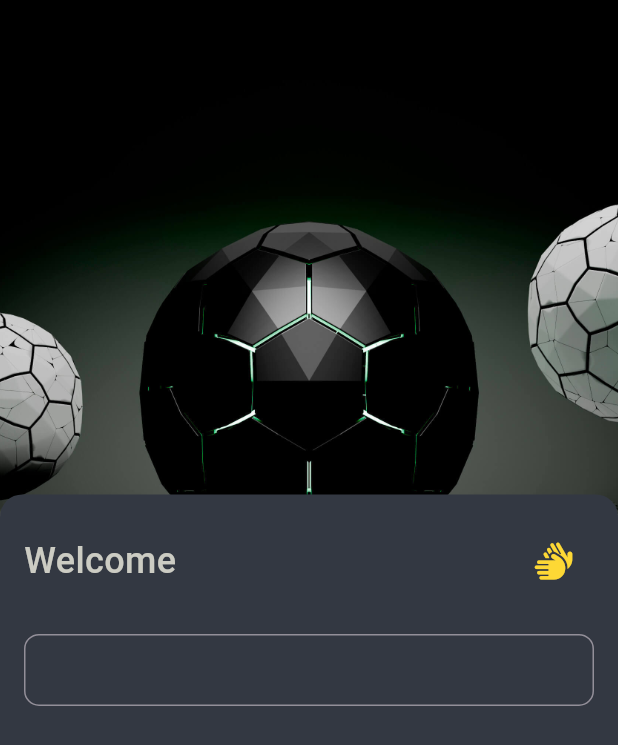
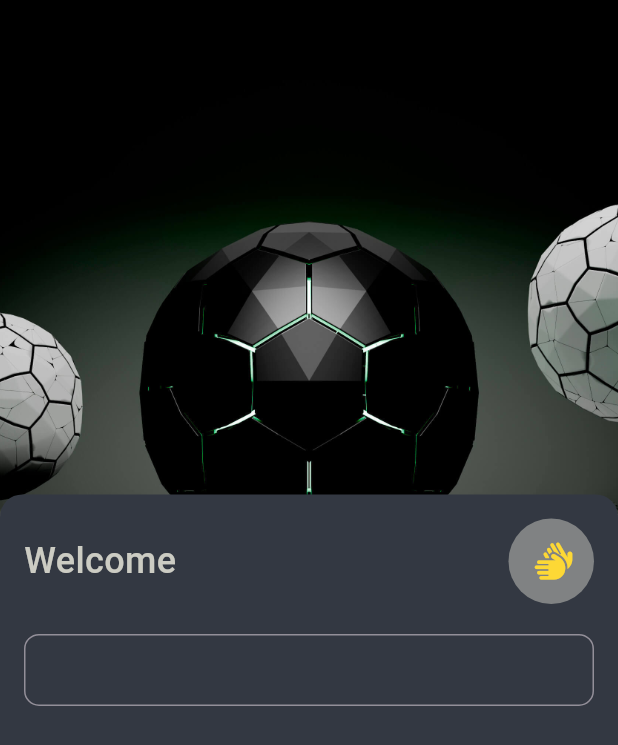
Before and after one commit to hafedh049/footy_shorts, a Flutter app: the screen it shows after launch, on a phone screen of 412 x 824 dp. Shown: the top 745 px of the screen. Run offline on Flutter 3.47's test engine with Material 3 defaults, Android fonts, the light colour scheme and no system bars; drawn by our look-alikes of carousel_slider; our stand-ins replace firebase_auth, firebase_core, flutter_animate, get, google_nav_bar, hive and 3 more; missing offline and left inert: image_pickers; accounts and stored records are empty.

Commit message:
Modified  lib/views/auth/sign_in.dart

```diff
--- a/lib/views/auth/sign_in.dart
+++ b/lib/views/auth/sign_in.dart
@@ -61,7 +61,7 @@ class _SignInState extends State<SignIn> {
                           Text(userLocalSettings!.get("first_time") ? "Welcome" : "Welcome\nBack", style: const TextStyle(fontSize: 24, color: white, fontWeight: FontWeight.w500)),
                           const Spacer(),
                           Container(
-                            decoration: BoxDecoration(color: gray.withOpacity(.5), shape: BoxShape.circle),
+                            decoration: BoxDecoration(color: white.withOpacity(.5), shape: BoxShape.circle),
                             padding: const EdgeInsets.all(16),
                             child: Icon(FontAwesome.hands, color: yellow, size: 25),
                           ),
```
